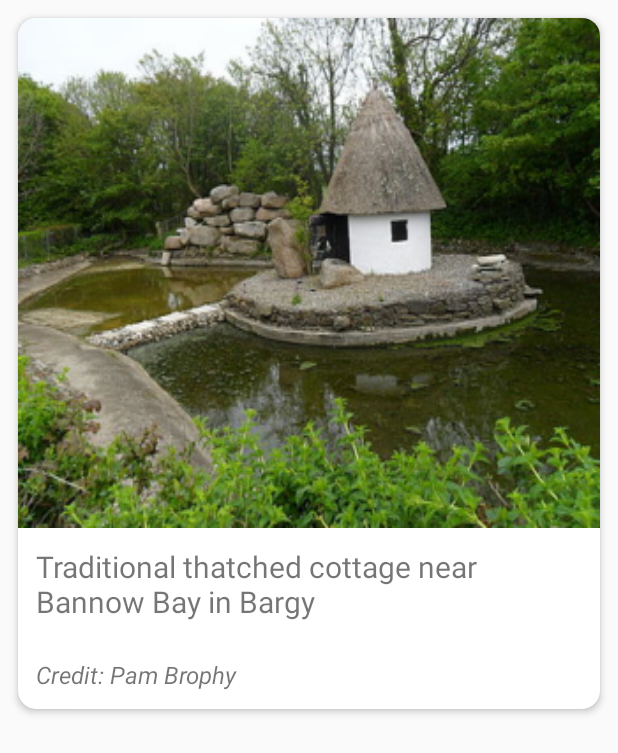
After one commit to patrickjkennedy/Bargy, an Android app: the layout picture_card_item.xml on its own in the app's theme, with its tools: preview values and no code run, on a phone screen of 412 x 824 dp. The commit adds this screen. Shown: the top 753 px of the screen. Run offline under Robolectric (Android 15) with nearby library versions, the phone set to English and light mode, and no system bars.

Commit message:
Add pictures and menu image

```diff
--- /dev/null
+++ b/app/src/main/res/layout/picture_card_item.xml
@@ -0,0 +1,48 @@
+<?xml version="1.0" encoding="utf-8"?>
+<android.support.v7.widget.CardView
+    xmlns:android="http://schemas.android.com/apk/res/android"
+    xmlns:tools="http://schemas.android.com/tools"
+    android:layout_width="wrap_content"
+    android:layout_height="wrap_content"
+    xmlns:app="http://schemas.android.com/apk/res-auto"
+    android:id="@+id/cv_picture_item"
+    android:layout_margin="12dp"
+    app:cardBackgroundColor="@color/cardview_light_background"
+    app:cardCornerRadius="12dp"
+    app:cardElevation="3dp">
+
+    <RelativeLayout
+        android:layout_width="match_parent"
+        android:layout_height="wrap_content">
+
+        <ImageView
+
+            android:layout_width="match_parent"
+            android:layout_height="340dp"
+            android:id="@+id/iv_picture_item"
+            android:layout_alignParentTop="true"
+            android:scaleType="fitXY"
+            tools:src="@drawable/yola"
+            tools:contentDescription="Language Image"/>
+
+        <TextView
+            android:padding="12dp"
+            android:layout_width="wrap_content"
+            android:layout_height="wrap_content"
+            android:id="@+id/tv_description"
+            android:textSize="20sp"
+            tools:text="Traditional thatched cottage near Bannow Bay in Bargy"
+            android:layout_below="@+id/iv_picture_item"/>
+
+        <TextView
+            android:padding="12dp"
+            android:layout_width="wrap_content"
+            android:layout_height="wrap_content"
+            android:id="@+id/tv_credit"
+            android:textSize="16sp"
+            tools:text="Credit: Pam Brophy"
+            android:textStyle="italic"
+            android:layout_below="@+id/tv_description" />
+    </RelativeLayout>
+
+</android.support.v7.widget.CardView>
```
Also changed, not shown: app/src/main/java/com/lunareclipse/bargy/data/PictureAdapter.java (added, +69 -0 lines), app/src/main/java/com/lunareclipse/bargy/ui/HistoryFragment.java (+35 -24 lines), app/src/main/res/layout/fragment_history.xml (+20 -3 lines), app/src/main/res/layout/fragment_language_menu.xml (+5 -5 lines), app/src/main/res/drawable-hdpi/history.png (added), app/src/main/res/drawable-mdpi/history.png (added), app/src/main/res/drawable-xhdpi/history.png (added), app/src/main/res/drawable-xxhdpi/history.png (added), app/src/main/res/drawable-xxxhdpi/history.png (added).
